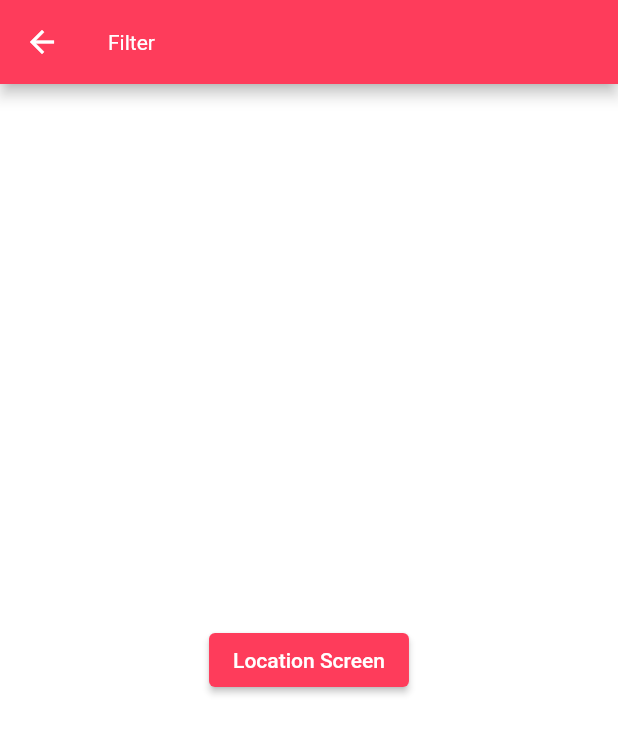
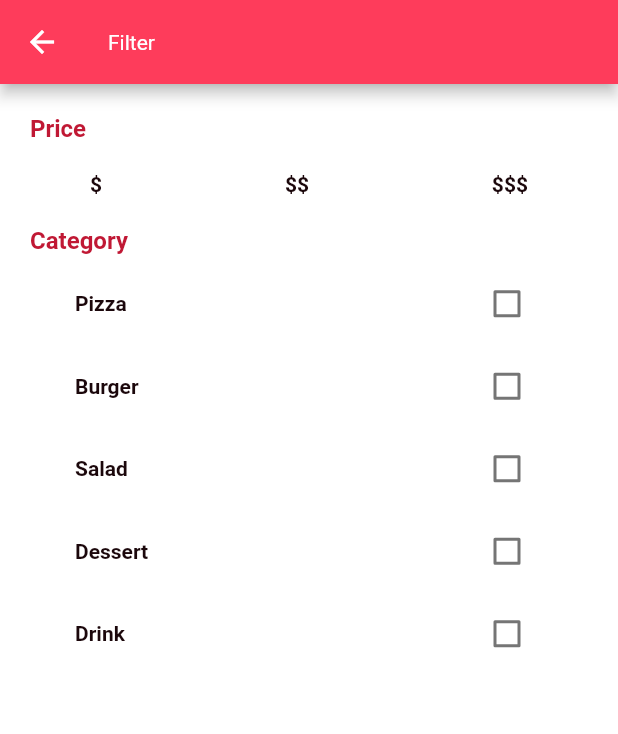
Before and after one commit to victormcfreire/flutter-delivery, a Flutter app: the FilterScreen screen opened by its route, on a phone screen of 412 x 824 dp. Shown: the top 734 px of the screen. Run offline on Flutter 3.47's test engine with Material 2 defaults, Android fonts, the phone set to English and light mode, and no system bars; our stand-ins replace equatable, flutter_svg, google_maps_flutter; network calls fail; Roboto replaces fonts that are missing (Futura).

Commit message:
beggining filter screen

```diff
--- a/lib/config/app_router.dart
+++ b/lib/config/app_router.dart
@@ -1,6 +1,5 @@
 import 'package:delivery_flutter/models/models.dart';
 import 'package:delivery_flutter/screens/screens.dart';
-import 'package:flutter/cupertino.dart';
 import 'package:flutter/material.dart';
 
 class AppRouter {
--- /dev/null
+++ b/lib/models/category_filter_model.dart
@@ -0,0 +1,39 @@
+import 'package:delivery_flutter/models/models.dart';
+import 'package:equatable/equatable.dart';
+
+class CategoryFilter extends Equatable {
+  final int id;
+  final Category category;
+  final bool value;
+
+  const CategoryFilter({
+    required this.id,
+    required this.category,
+    required this.value,
+  });
+
+  CategoryFilter copyWith({
+    int? id,
+    Category? category,
+    bool? value,
+  }) {
+    return CategoryFilter(
+        id: id ?? this.id,
+        category: category ?? this.category,
+        value: value ?? this.value);
+  }
+
+  @override
+  List<Object?> get props => [
+        id,
+        category,
+        value,
+      ];
+
+  static List<CategoryFilter> filters = Category.categories
+      .map(
+        (category) =>
+            CategoryFilter(id: category.id, category: category, value: false),
+      )
+      .toList();
+}
--- a/lib/models/category_model.dart
+++ b/lib/models/category_model.dart
@@ -6,7 +6,7 @@
   final String name;
   final Image image;
 
-  Category({
+  const Category({
     required this.id,
     required this.name,
     required this.image,
--- a/lib/models/models.dart
+++ b/lib/models/models.dart
@@ -2,3 +2,5 @@
 export 'restaurant_model.dart';
 export 'category_model.dart';
 export 'promo_model.dart';
+export 'price_model.dart';
+export 'price_filter_model.dart';
--- /dev/null
+++ b/lib/models/price_filter_model.dart
@@ -0,0 +1,38 @@
+import 'package:delivery_flutter/models/models.dart';
+import 'package:equatable/equatable.dart';
+
+class PriceFilter extends Equatable {
+  final int id;
+  final Price price;
+  final bool value;
+
+  const PriceFilter({
+    required this.id,
+    required this.price,
+    required this.value,
+  });
+
+  PriceFilter copyWith({
+    int? id,
+    Price? price,
+    bool? value,
+  }) {
+    return PriceFilter(
+        id: id ?? this.id,
+        price: price ?? this.price,
+        value: value ?? this.value);
+  }
+
+  @override
+  List<Object?> get props => [
+        id,
+        price,
+        value,
+      ];
+
+  static List<PriceFilter> filters = Price.prices
+      .map(
+        (price) => PriceFilter(id: price.id, price: price, value: false),
+      )
+      .toList();
+}
--- /dev/null
+++ b/lib/models/price_model.dart
@@ -0,0 +1,32 @@
+import 'package:equatable/equatable.dart';
+
+class Price extends Equatable {
+  final int id;
+  final String price;
+
+  Price({
+    required this.id,
+    required this.price,
+  });
+
+  @override
+  List<Object?> get props => [
+        id,
+        price,
+      ];
+
+  static List<Price> prices = [
+    Price(
+      id: 1,
+      price: '\$',
+    ),
+    Price(
+      id: 2,
+      price: '\$\$',
+    ),
+    Price(
+      id: 1,
+      price: '\$\$\$',
+    ),
+  ];
+}
--- a/lib/screens/filter/filter_screen.dart
+++ b/lib/screens/filter/filter_screen.dart
@@ -1,8 +1,10 @@
+import 'package:delivery_flutter/config/theme.dart';
+import 'package:delivery_flutter/models/models.dart';
 import 'package:flutter/material.dart';
 
 class FilterScreen extends StatelessWidget {
   const FilterScreen({Key? key}) : super(key: key);
-  static const String routeName = '/filter';
+  static const String routeName = '/filters';
 
   static Route route() {
     return MaterialPageRoute(
@@ -17,14 +19,106 @@
       appBar: AppBar(
         title: const Text('Filter'),
       ),
-      body: Center(
-        child: ElevatedButton(
-          child: const Text('Location Screen'),
-          onPressed: () {
-            Navigator.pushNamed(context, '/location');
-          },
+      body: Padding(
+        padding: const EdgeInsets.all(20.0),
+        child: Column(
+          crossAxisAlignment: CrossAxisAlignment.start,
+          children: [
+            Text(
+              'Price',
+              style: Theme.of(context)
+                  .textTheme
+                  .headline4!
+                  .copyWith(color: Theme.of(context).colorScheme.secondary),
+            ),
+            CustomPriceFilter(prices: Price.prices),
+            Text(
+              'Category',
+              style: Theme.of(context)
+                  .textTheme
+                  .headline4!
+                  .copyWith(color: Theme.of(context).colorScheme.secondary),
+            ),
+            CustomCategoryFilter(categories: Category.categories),
+          ],
         ),
       ),
     );
   }
 }
+
+class CustomCategoryFilter extends StatelessWidget {
+  final List<Category> categories;
+  const CustomCategoryFilter({Key? key, required this.categories})
+      : super(key: key);
+
+  @override
+  Widget build(BuildContext context) {
+    return ListView.builder(
+        shrinkWrap: true,
+        itemCount: categories.length,
+        itemBuilder: ((context, index) {
+          return Container(
+            width: double.infinity,
+            margin: const EdgeInsets.only(top: 10),
+            padding: const EdgeInsets.symmetric(
+              horizontal: 30,
+              vertical: 10,
+            ),
+            decoration: BoxDecoration(
+              color: Colors.white,
+              borderRadius: BorderRadius.circular(5.0),
+            ),
+            child: Row(
+              mainAxisAlignment: MainAxisAlignment.spaceBetween,
+              children: [
+                Text(
+                  categories[index].name,
+                  style: Theme.of(context).textTheme.headline5,
+                ),
+                SizedBox(
+                  height: 25,
+                  child: Checkbox(
+                    value: false,
+                    onChanged: (bool? newValue) {},
+                  ),
+                ),
+              ],
+            ),
+          );
+        }));
+  }
+}
+
+class CustomPriceFilter extends StatelessWidget {
+  final List<Price> prices;
+  const CustomPriceFilter({
+    Key? key,
+    required this.prices,
+  }) : super(key: key);
+
+  @override
+  Widget build(BuildContext context) {
+    return Row(
+      mainAxisAlignment: MainAxisAlignment.spaceBetween,
+      children: prices
+          .map((price) => InkWell(
+                onTap: () {},
+                child: Container(
+                  margin: const EdgeInsets.only(top: 10, bottom: 10),
+                  padding:
+                      const EdgeInsets.symmetric(horizontal: 40, vertical: 10),
+                  decoration: BoxDecoration(
+                    color: Colors.white,
+                    borderRadius: BorderRadius.circular(5),
+                  ),
+                  child: Text(
+                    price.price,
+                    style: Theme.of(context).textTheme.headline5,
+                  ),
+                ),
+              ))
+          .toList(),
+    );
+  }
+}
--- a/lib/widgets/food_search_box.dart
+++ b/lib/widgets/food_search_box.dart
@@ -50,7 +50,9 @@
                 Icons.menu,
                 color: Theme.of(context).colorScheme.primary,
               ),
-              onPressed: () {},
+              onPressed: () {
+                Navigator.pushNamed(context, '/filters');
+              },
             ),
           ),
         ],
```
